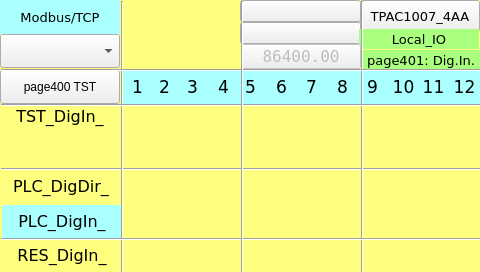
Above: TPAC1007_04_AA/Local_IO_HMI/page401.ui from MECTsrl/mect_apps before the change. Below: the same form after it.
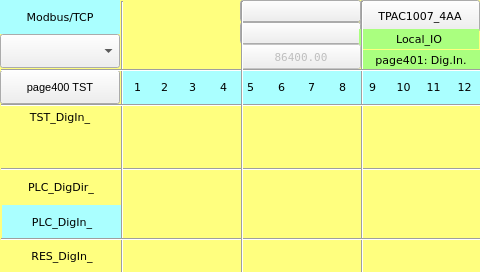
That is the form after the change. Custom widgets are drawn as their Qt base class.

```diff
--- a/TPAC1007_04_AA/Local_IO_HMI/page401.ui
+++ b/TPAC1007_04_AA/Local_IO_HMI/page401.ui
@@ -79,7 +79,7 @@
    <property name="font">
     <font>
      <family>DejaVu Sans</family>
-     <pointsize>13</pointsize>
+     <pointsize>8</pointsize>
     </font>
    </property>
    <property name="styleSheet">
@@ -284,7 +284,7 @@
    <property name="font">
     <font>
      <family>DejaVu Sans</family>
-     <pointsize>12</pointsize>
+     <pointsize>8</pointsize>
     </font>
    </property>
    <property name="styleSheet">
@@ -345,7 +345,7 @@
    <property name="font">
     <font>
      <family>DejaVu Sans</family>
-     <pointsize>13</pointsize>
+     <pointsize>8</pointsize>
     </font>
    </property>
    <property name="styleSheet">
@@ -442,7 +442,7 @@
    <property name="font">
     <font>
      <family>DejaVu Sans</family>
-     <pointsize>13</pointsize>
+     <pointsize>8</pointsize>
     </font>
    </property>
    <property name="styleSheet">
@@ -575,7 +575,7 @@
    <property name="font">
     <font>
      <family>DejaVu Sans</family>
-     <pointsize>13</pointsize>
+     <pointsize>8</pointsize>
     </font>
    </property>
    <property name="styleSheet">
@@ -600,7 +600,7 @@
    <property name="font">
     <font>
      <family>DejaVu Sans</family>
-     <pointsize>12</pointsize>
+     <pointsize>8</pointsize>
     </font>
    </property>
    <property name="styleSheet">
@@ -805,7 +805,7 @@
    <property name="font">
     <font>
      <family>DejaVu Sans</family>
-     <pointsize>13</pointsize>
+     <pointsize>8</pointsize>
     </font>
    </property>
    <property name="styleSheet">
@@ -866,7 +866,7 @@
    <property name="font">
     <font>
      <family>DejaVu Sans</family>
-     <pointsize>13</pointsize>
+     <pointsize>8</pointsize>
     </font>
    </property>
    <property name="styleSheet">
@@ -963,7 +963,7 @@
    <property name="font">
     <font>
      <family>DejaVu Sans</family>
-     <pointsize>12</pointsize>
+     <pointsize>8</pointsize>
      <weight>50</weight>
      <bold>false</bold>
     </font>
@@ -1278,7 +1278,7 @@
    <property name="font">
     <font>
      <family>DejaVu Sans</family>
-     <pointsize>13</pointsize>
+     <pointsize>8</pointsize>
     </font>
    </property>
    <property name="styleSheet">
@@ -1303,7 +1303,7 @@
    <property name="font">
     <font>
      <family>DejaVu Sans</family>
-     <pointsize>13</pointsize>
+     <pointsize>8</pointsize>
     </font>
    </property>
    <property name="styleSheet">
@@ -1508,7 +1508,7 @@
    <property name="font">
     <font>
      <family>DejaVu Sans</family>
-     <pointsize>13</pointsize>
+     <pointsize>8</pointsize>
     </font>
    </property>
    <property name="styleSheet">
@@ -1569,7 +1569,7 @@
    <property name="font">
     <font>
      <family>DejaVu Sans</family>
-     <pointsize>13</pointsize>
+     <pointsize>8</pointsize>
     </font>
    </property>
    <property name="styleSheet">
@@ -1594,7 +1594,7 @@
    <property name="font">
     <font>
      <family>DejaVu Sans</family>
-     <pointsize>13</pointsize>
+     <pointsize>8</pointsize>
     </font>
    </property>
    <property name="styleSheet">
@@ -1655,7 +1655,7 @@
    <property name="font">
     <font>
      <family>DejaVu Sans</family>
-     <pointsize>13</pointsize>
+     <pointsize>8</pointsize>
     </font>
    </property>
    <property name="styleSheet">
@@ -1729,7 +1729,7 @@
    <property name="font">
     <font>
      <family>DejaVu Sans</family>
-     <pointsize>10</pointsize>
+     <pointsize>8</pointsize>
      <weight>50</weight>
      <bold>false</bold>
     </font>
@@ -1870,7 +1870,7 @@
    <property name="font">
     <font>
      <family>DejaVu Sans</family>
-     <pointsize>10</pointsize>
+     <pointsize>8</pointsize>
     </font>
    </property>
    <property name="styleSheet">
@@ -1895,7 +1895,7 @@
    <property name="font">
     <font>
      <family>DejaVu Sans</family>
-     <pointsize>10</pointsize>
+     <pointsize>8</pointsize>
     </font>
    </property>
    <property name="styleSheet">
@@ -1996,7 +1996,7 @@
    <property name="font">
     <font>
      <family>DejaVu Sans</family>
-     <pointsize>12</pointsize>
+     <pointsize>8</pointsize>
     </font>
    </property>
    <property name="styleSheet">
@@ -2306,6 +2306,11 @@
      <height>34</height>
     </rect>
    </property>
+   <property name="font">
+    <font>
+     <pointsize>8</pointsize>
+    </font>
+   </property>
    <property name="toolTip">
     <string/>
    </property>
@@ -2362,7 +2367,7 @@
    <property name="font">
     <font>
      <family>DejaVu Sans Mono</family>
-     <pointsize>12</pointsize>
+     <pointsize>8</pointsize>
     </font>
    </property>
    <property name="text">
@@ -2478,7 +2483,7 @@
    <property name="font">
     <font>
      <family>DejaVu Sans</family>
-     <pointsize>10</pointsize>
+     <pointsize>8</pointsize>
     </font>
    </property>
    <property name="styleSheet">
```
Left out of the diff: 39 changed lines with no effect on the pictures.
